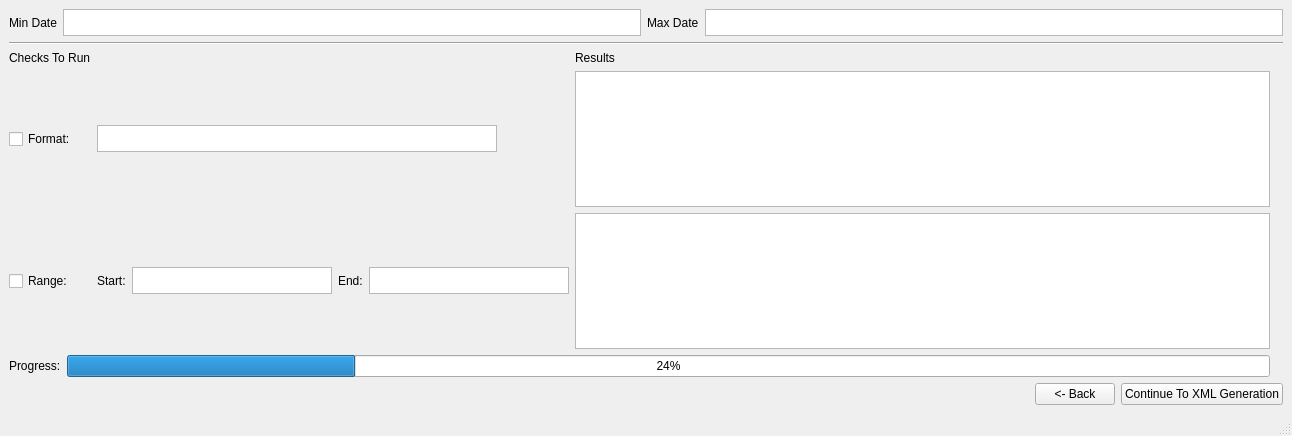
Dylan-Pugh/TACT, file tact/UI/qualityCheckGUI.ui: the form before one commit.
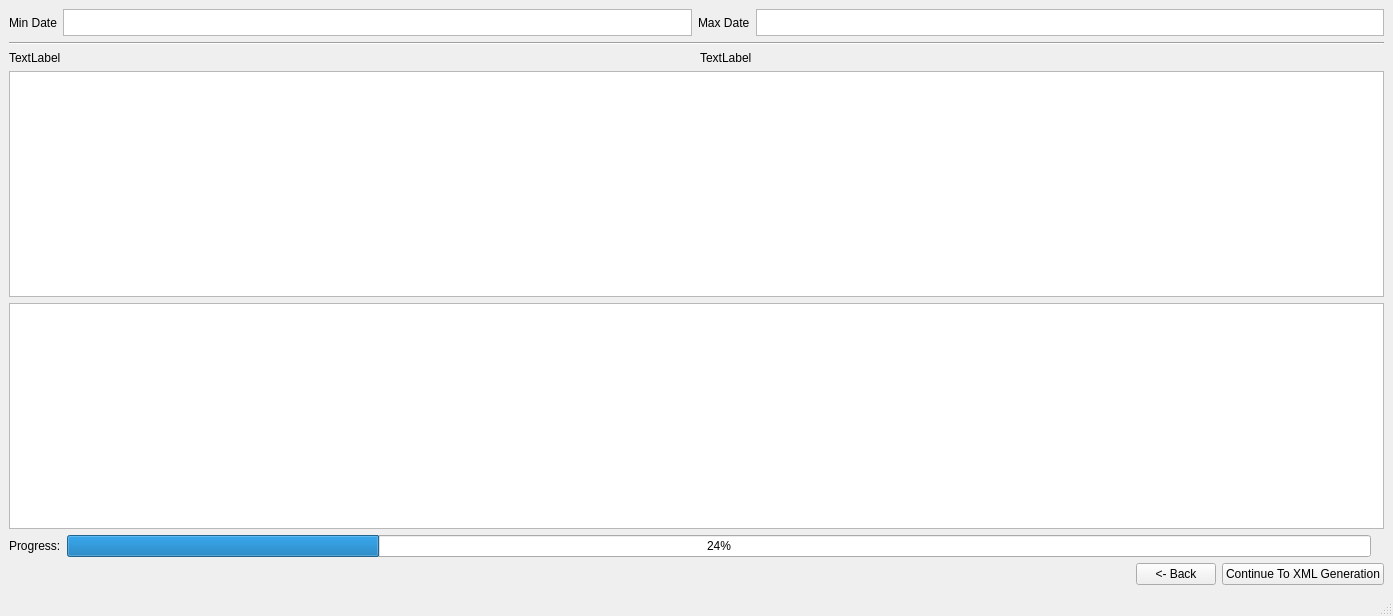
The form after the commit. Icons and pictures are not drawn.

What changed in the file:
```diff
--- a/tact/UI/qualityCheckGUI.ui
+++ b/tact/UI/qualityCheckGUI.ui
@@ -6,8 +6,8 @@
    <rect>
     <x>0</x>
     <y>0</y>
-    <width>1292</width>
-    <height>436</height>
+    <width>1393</width>
+    <height>616</height>
    </rect>
   </property>
   <property name="windowTitle">
@@ -22,299 +22,6 @@
    </property>
    <layout class="QVBoxLayout" name="verticalLayout">
     <item>
-     <layout class="QGridLayout" name="gridLayout">
-      <item row="4" column="0">
-       <layout class="QHBoxLayout" name="buttonLayout">
-        <item>
-         <spacer name="horizontalSpacer">
-          <property name="orientation">
-           <enum>Qt::Horizontal</enum>
-          </property>
-          <property name="sizeHint" stdset="0">
-           <size>
-            <width>40</width>
-            <height>20</height>
-           </size>
-          </property>
-         </spacer>
-        </item>
-        <item>
-         <widget class="QPushButton" name="backButton">
-          <property name="text">
-           <string>&lt;- Back</string>
-          </property>
-         </widget>
-        </item>
-        <item>
-         <widget class="QPushButton" name="continueButton">
-          <property name="text">
-           <string>Continue To XML Generation</string>
-          </property>
-         </widget>
-        </item>
-       </layout>
-      </item>
-      <item row="3" column="0">
-       <layout class="QHBoxLayout" name="horizontalLayout_2">
-        <item>
-         <layout class="QHBoxLayout" name="progressLayout">
-          <item>
-           <widget class="QLabel" name="progressLabel">
-            <property name="sizePolicy">
-             <sizepolicy hsizetype="Preferred" vsizetype="Fixed">
-              <horstretch>0</horstretch>
-              <verstretch>0</verstretch>
-             </sizepolicy>
-            </property>
-            <property name="maximumSize">
-             <size>
-              <width>16777215</width>
-              <height>27</height>
-             </size>
-            </property>
-            <property name="text">
-             <string>Progress:</string>
-            </property>
-           </widget>
-          </item>
-          <item>
-           <widget class="QProgressBar" name="checkProgressBar">
-            <property name="maximumSize">
-             <size>
-              <width>16777215</width>
-              <height>27</height>
-             </size>
-            </property>
-            <property name="value">
-             <number>24</number>
-            </property>
-           </widget>
-          </item>
-         </layout>
-        </item>
-        <item>
-         <widget class="QLabel" name="checksComplete">
-          <property name="enabled">
-           <bool>false</bool>
-          </property>
-          <property name="maximumSize">
-           <size>
-            <width>40</width>
-            <height>40</height>
-           </size>
-          </property>
-          <property name="text">
-           <string/>
-          </property>
-          <property name="pixmap">
-           <pixmap>../../../../Downloads/check-mark-button-emoji-clipart-xl.png</pixmap>
-          </property>
-          <property name="scaledContents">
-           <bool>true</bool>
-          </property>
-         </widget>
-        </item>
-       </layout>
-      </item>
-      <item row="2" column="0">
-       <layout class="QGridLayout" name="checksGrid">
-        <item row="2" column="1">
-         <layout class="QHBoxLayout" name="horizontalLayout">
-          <item>
-           <widget class="QLabel" name="startDateLabel">
-            <property name="text">
-             <string>Start:</string>
-            </property>
-           </widget>
-          </item>
-          <item>
-           <widget class="QTextEdit" name="startRangeInput">
-            <property name="sizePolicy">
-             <sizepolicy hsizetype="Preferred" vsizetype="Fixed">
-              <horstretch>0</horstretch>
-              <verstretch>0</verstretch>
-             </sizepolicy>
-            </property>
-            <property name="maximumSize">
-             <size>
-              <width>200</width>
-              <height>27</height>
-             </size>
-            </property>
-           </widget>
-          </item>
-          <item>
-           <widget class="QLabel" name="endDateLabel">
-            <property name="text">
-             <string>End:</string>
-            </property>
-           </widget>
-          </item>
-          <item>
-           <widget class="QTextEdit" name="endRangeInput">
-            <property name="sizePolicy">
-             <sizepolicy hsizetype="Preferred" vsizetype="Fixed">
-              <horstretch>0</horstretch>
-              <verstretch>0</verstretch>
-             </sizepolicy>
-            </property>
-            <property name="maximumSize">
-             <size>
-              <width>200</width>
-              <height>27</height>
-             </size>
-            </property>
-           </widget>
-          </item>
-         </layout>
-        </item>
-        <item row="0" column="0">
-         <widget class="QLabel" name="checksLabel">
-          <property name="sizePolicy">
-           <sizepolicy hsizetype="Preferred" vsizetype="Fixed">
-            <horstretch>0</horstretch>
-            <verstretch>0</verstretch>
-           </sizepolicy>
-          </property>
-          <property name="maximumSize">
-           <size>
-            <width>16777215</width>
-            <height>27</height>
-           </size>
-          </property>
-          <property name="text">
-           <string>Checks To Run</string>
-          </property>
-         </widget>
-        </item>
-        <item row="2" column="3">
-         <widget class="QLabel" name="rangePass">
-          <property name="enabled">
-           <bool>false</bool>
-          </property>
-          <property name="maximumSize">
-           <size>
-            <width>40</width>
-            <height>40</height>
-           </size>
-          </property>
-          <property name="text">
-           <string/>
-          </property>
-          <property name="pixmap">
-           <pixmap>../../../../Downloads/check-mark-button-emoji-clipart-xl.png</pixmap>
-          </property>
-          <property name="scaledContents">
-           <bool>true</bool>
-          </property>
-         </widget>
-        </item>
-        <item row="2" column="0">
-         <widget class="QCheckBox" name="rangeCheckBox">
-          <property name="text">
-           <string>Range:</string>
-          </property>
-         </widget>
-        </item>
-        <item row="1" column="0">
-         <widget class="QCheckBox" name="dateFormatCheckBox">
-          <property name="text">
-           <string>Format:</string>
-          </property>
-         </widget>
-        </item>
-        <item row="0" column="2">
-         <widget class="QLabel" name="resultsLabel">
-          <property name="sizePolicy">
-           <sizepolicy hsizetype="Preferred" vsizetype="Fixed">
-            <horstretch>0</horstretch>
-            <verstretch>0</verstretch>
-           </sizepolicy>
-          </property>
-          <property name="maximumSize">
-           <size>
-            <width>16777215</width>
-            <height>27</height>
-           </size>
-          </property>
-          <property name="text">
-           <string>Results</string>
-          </property>
-         </widget>
-        </item>
-        <item row="1" column="1">
-         <widget class="QTextEdit" name="formatInputBox">
-          <property name="sizePolicy">
-           <sizepolicy hsizetype="Preferred" vsizetype="Fixed">
-            <horstretch>0</horstretch>
-            <verstretch>0</verstretch>
-           </sizepolicy>
-          </property>
-          <property name="maximumSize">
-           <size>
-            <width>400</width>
-            <height>27</height>
-           </size>
-          </property>
-         </widget>
-        </item>
-        <item row="1" column="3">
-         <widget class="QLabel" name="formatPass">
-          <property name="enabled">
-           <bool>false</bool>
-          </property>
-          <property name="maximumSize">
-           <size>
-            <width>40</width>
-            <height>40</height>
-           </size>
-          </property>
-          <property name="text">
-           <string/>
-          </property>
-          <property name="pixmap">
-           <pixmap>../../../../Downloads/check-mark-button-emoji-clipart-xl.png</pixmap>
-          </property>
-          <property name="scaledContents">
-           <bool>true</bool>
-          </property>
-         </widget>
-        </item>
-        <item row="2" column="2">
-         <widget class="QTextBrowser" name="rangeResult">
-          <property name="sizePolicy">
-           <sizepolicy hsizetype="Expanding" vsizetype="Expanding">
-            <horstretch>0</horstretch>
-            <verstretch>0</verstretch>
-           </sizepolicy>
-          </property>
-          <property name="maximumSize">
-           <size>
-            <width>16777215</width>
-            <height>16777215</height>
-           </size>
-          </property>
-         </widget>
-        </item>
-        <item row="1" column="2">
-         <widget class="QTextBrowser" name="formatResult">
-          <property name="sizePolicy">
-           <sizepolicy hsizetype="Expanding" vsizetype="Expanding">
-            <horstretch>0</horstretch>
-            <verstretch>0</verstretch>
-           </sizepolicy>
-          </property>
-          <property name="maximumSize">
-           <size>
-            <width>16777215</width>
-            <height>16777215</height>
-           </size>
-          </property>
-         </widget>
-        </item>
-       </layout>
-      </item>
-      <item row="0" column="0">
        <layout class="QGridLayout" name="gridLayout_2" rowstretch="0">
         <property name="sizeConstraint">
          <enum>QLayout::SetMaximumSize</enum>
@@ -415,7 +122,7 @@
         </item>
        </layout>
       </item>
-      <item row="1" column="0">
+    <item>
        <widget class="Line" name="checkDivider">
         <property name="maximumSize">
          <size>
@@ -425,6 +132,125 @@
         </property>
         <property name="orientation">
          <enum>Qt::Horizontal</enum>
+      </property>
+     </widget>
+    </item>
+    <item>
+     <layout class="QHBoxLayout" name="horizontalLayout">
+      <item>
+       <widget class="QLabel" name="label_2">
+        <property name="text">
+         <string>TextLabel</string>
+        </property>
+       </widget>
+      </item>
+      <item>
+       <widget class="QLabel" name="label">
+        <property name="text">
+         <string>TextLabel</string>
+        </property>
+       </widget>
+      </item>
+     </layout>
+    </item>
+    <item>
+     <widget class="QListWidget" name="checksList">
+      <property name="uniformItemSizes">
+       <bool>true</bool>
+      </property>
+     </widget>
+    </item>
+    <item>
+     <widget class="QTableWidget" name="resultsTable"/>
+    </item>
+    <item>
+     <layout class="QHBoxLayout" name="horizontalLayout_2">
+      <item>
+       <layout class="QHBoxLayout" name="progressLayout">
+        <item>
+         <widget class="QLabel" name="progressLabel">
+          <property name="sizePolicy">
+           <sizepolicy hsizetype="Preferred" vsizetype="Fixed">
+            <horstretch>0</horstretch>
+            <verstretch>0</verstretch>
+           </sizepolicy>
+          </property>
+          <property name="maximumSize">
+           <size>
+            <width>16777215</width>
+            <height>27</height>
+           </size>
+          </property>
+          <property name="text">
+           <string>Progress:</string>
+          </property>
+         </widget>
+        </item>
+        <item>
+         <widget class="QProgressBar" name="checkProgressBar">
+          <property name="maximumSize">
+           <size>
+            <width>16777215</width>
+            <height>27</height>
+           </size>
+          </property>
+          <property name="value">
+           <number>24</number>
+          </property>
+         </widget>
+        </item>
+       </layout>
+      </item>
+      <item>
+       <widget class="QLabel" name="checksComplete">
+        <property name="enabled">
+         <bool>false</bool>
+        </property>
+        <property name="maximumSize">
+         <size>
+          <width>40</width>
+          <height>40</height>
+         </size>
+        </property>
+        <property name="text">
+         <string/>
+        </property>
+        <property name="pixmap">
+         <pixmap>../../../../Downloads/check-mark-button-emoji-clipart-xl.png</pixmap>
+        </property>
+        <property name="scaledContents">
+         <bool>true</bool>
+        </property>
+       </widget>
+      </item>
+     </layout>
+    </item>
+    <item>
+     <layout class="QHBoxLayout" name="buttonLayout">
+      <item>
+       <spacer name="horizontalSpacer">
+        <property name="orientation">
+         <enum>Qt::Horizontal</enum>
+        </property>
+        <property name="sizeHint" stdset="0">
+         <size>
+          <width>40</width>
+          <height>20</height>
+         </size>
+        </property>
+       </spacer>
+      </item>
+      <item>
+       <widget class="QPushButton" name="backButton">
+        <property name="text">
+         <string>&lt;- Back</string>
+        </property>
+       </widget>
+      </item>
+      <item>
+       <widget class="QPushButton" name="continueButton">
+        <property name="text">
+         <string>Continue To XML Generation</string>
         </property>
        </widget>
       </item>
```
Lines whose indentation alone changed are shown as unchanged.
